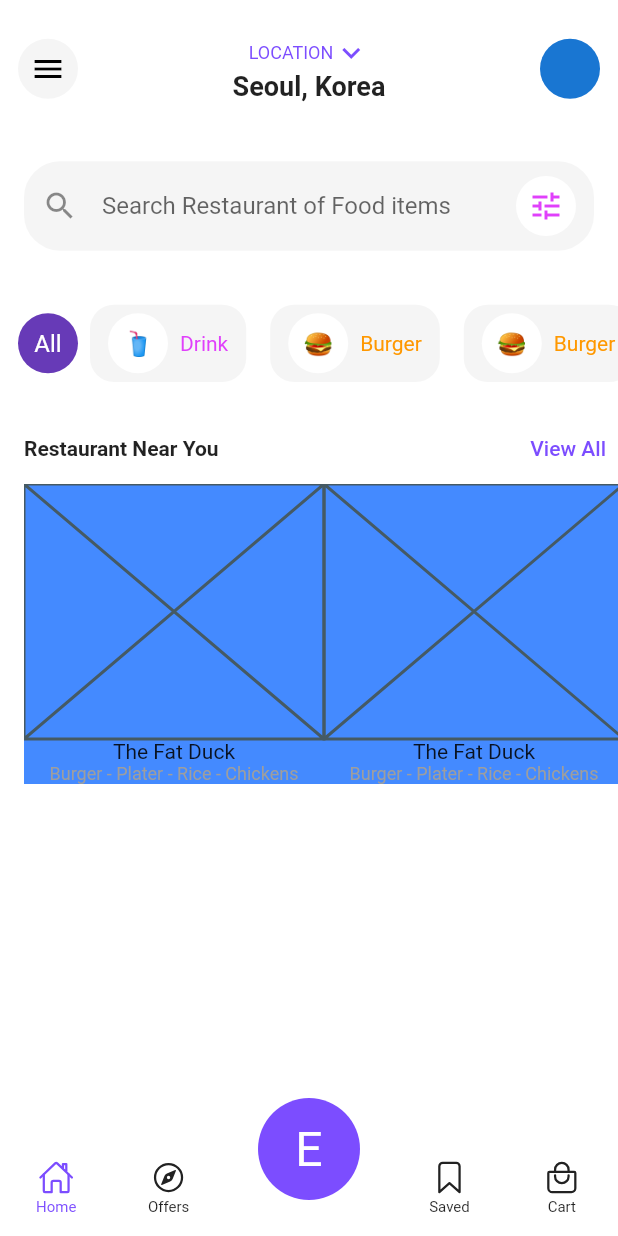
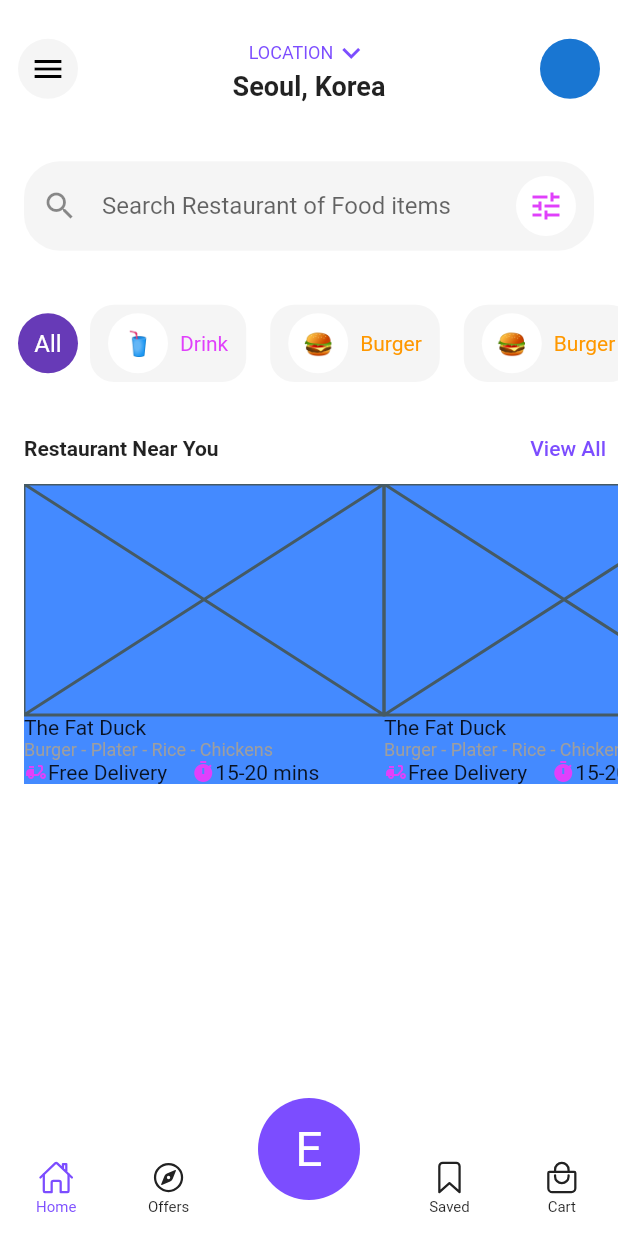
Before and after one commit to JAICHANGPARK/flutter_notebook_18th_story, a Flutter app: the screen it shows after launch, on a phone screen of 412 x 824 dp. Run offline on Flutter 3.47's test engine with Material 2 defaults, Android fonts, the phone set to English and light mode, and no system bars; our stand-ins replace cached_network_image, flutter_riverpod, go_router, ionicons.

Commit message:
Update food_delivery_home_screen.dart

```diff
--- a/lib/ep1054_food_delivery_app/src/ui/food_delivery_home_screen.dart
+++ b/lib/ep1054_food_delivery_app/src/ui/food_delivery_home_screen.dart
@@ -260,18 +260,40 @@ class _FoodDeliveryHomeScreenState extends State<FoodDeliveryHomeScreen> {
                                   scrollDirection: Axis.horizontal,
                                   itemBuilder: (context, index) {
                                     return SizedBox(
-                                      width: 200,
-                                      child: Column(children: [
-                                        const Expanded(child: Placeholder()),
+                                      width: 240,
+                                      child: Column(crossAxisAlignment: CrossAxisAlignment.start, children: [
+                                        const Expanded(
+                                          child: Placeholder(),
+                                        ),
                                         Column(
+                                          crossAxisAlignment: CrossAxisAlignment.start,
                                           children: [
-                                            const Text("The Fat Duck"),
-                                            const Text(
+                                            Text("The Fat Duck"),
+                                            Text(
                                               "Burger - Plater - Rice - Chickens",
-                                              style: const TextStyle(
+                                              style: TextStyle(
                                                 fontSize: 12,
                                                 color: Colors.grey,
                                               ),
+                                            ),
+                                            Row(
+                                              children: [
+                                                Icon(
+                                                  Icons.delivery_dining,
+                                                  color: Colors.purpleAccent,
+                                                  size: 16,
+                                                ),
+                                                Text("Free Delivery"),
+                                                SizedBox(
+                                                  width: 16,
+                                                ),
+                                                Icon(
+                                                  Icons.timer,
+                                                  color: Colors.purpleAccent,
+                                                  size: 16,
+                                                ),
+                                                Text("15-20 mins"),
+                                              ],
                                             )
                                           ],
                                         )
```
